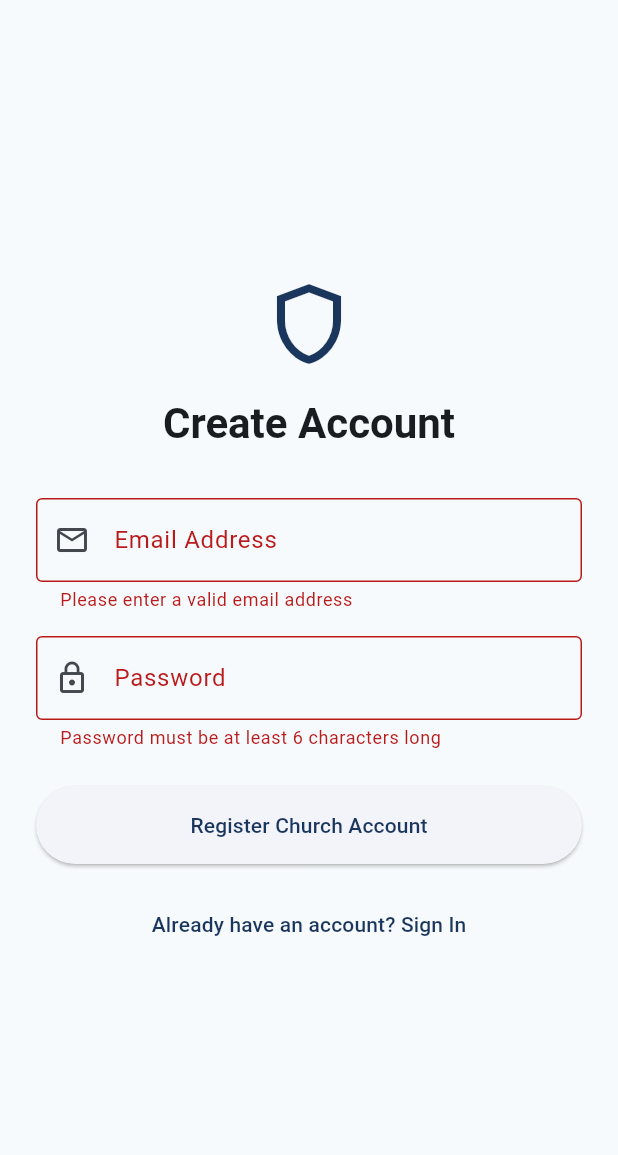
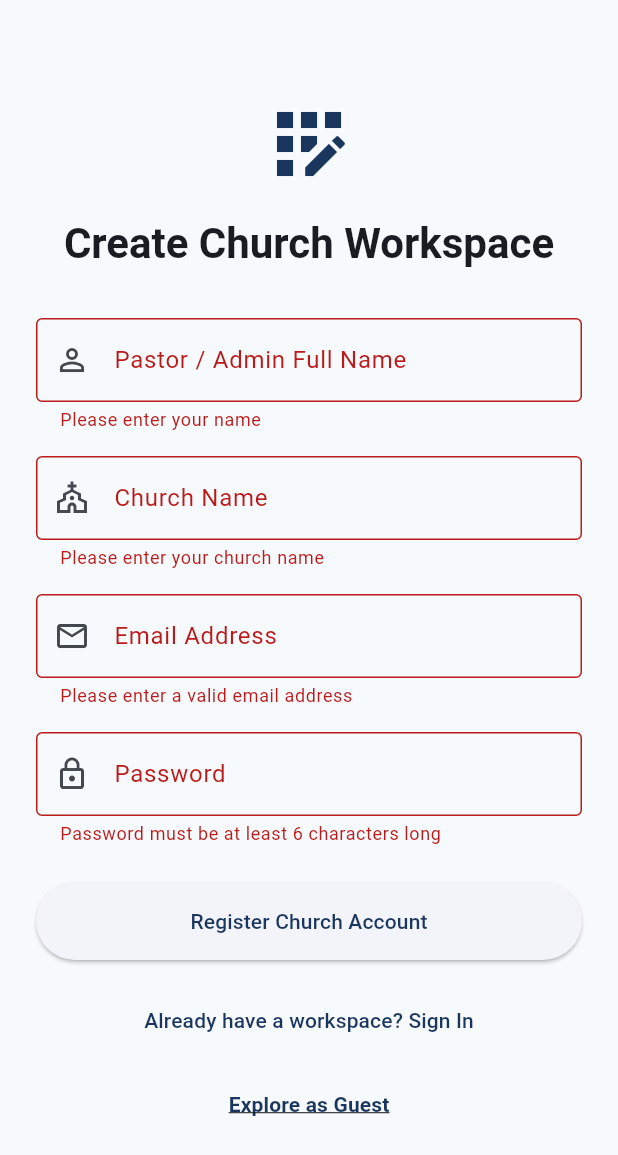
Before and after one commit to EmmanuelAbolade/church_gear, a Flutter app: the screen it shows after launch, after a tap on "Sign In", after a tap on "Need an account? Register your church", after a tap on "Register Church Account", on a phone screen of 412 x 824 dp. Shown: the top 1155 px of the screen. Run offline on Flutter 3.47's test engine with Material 3 defaults, Android fonts, the phone set to English and light mode, and no system bars; our stand-ins replace equatable, flutter_bloc, flutter_dotenv, flutter_secure_storage, supabase_flutter; accounts and stored records are empty.

Commit message:
feat: implement multi-tenant onboarding registration core data and ui layers

```diff
--- a/lib/core/theme/app_theme.dart
+++ b/lib/core/theme/app_theme.dart
@@ -58,7 +58,6 @@ class AppTheme {
         );
 
       case AppThemeMode.cathedral:
-      default:
         return _buildTheme(
           brightness: isDarkMode ? Brightness.dark : Brightness.light,
           primary: const Color(0xFF1A365D), // Deep Cathedral Navy
--- /dev/null
+++ b/lib/data/models/registration_payload.dart
@@ -0,0 +1,24 @@
+// lib/data/models/registration_payload.dart
+
+class RegistrationPayload {
+  final String pastorName;
+  final String email;
+  final String password;
+  final String churchName;
+
+  const RegistrationPayload({
+    required this.pastorName,
+    required this.email,
+    required this.password,
+    required this.churchName,
+  });
+
+  /// Automatically derives a clean, URL-safe tenant ID from the church name
+  String get derivedTenantId {
+    return churchName
+        .toLowerCase()
+        .replaceAll(RegExp(r'[^a-z0-9\s]'), '') // Strip special characters
+        .trim()
+        .replaceAll(RegExp(r'\s+'), '_');       // Convert spaces to underscores
+  }
+}
--- a/lib/logic/auth_bloc/auth_bloc.dart
+++ b/lib/logic/auth_bloc/auth_bloc.dart
@@ -2,10 +2,11 @@
 
 import 'package:flutter_bloc/flutter_bloc.dart';
 import 'package:equatable/equatable.dart';
-import 'package:flutter_secure_storage/flutter_secure_storage.dart'; // 💡 IMPORT ADDED
+import 'package:flutter_secure_storage/flutter_secure_storage.dart';
 import '../../data/models/user_session.dart';
 import '../../data/repositories/auth_repository.dart';
 import '../../data/repositories/secure_storage_service.dart';
+import '../../data/models/registration_payload.dart';
 
 // --- Events ---
 abstract class AuthEvent extends Equatable {
@@ -31,6 +32,20 @@ class LoginWithEmailRequestedEvent extends AuthEvent {
 
 class LogoutRequestedEvent extends AuthEvent {}
 
+// Event Added
+class EnterAsGuestEvent extends AuthEvent {
+  const EnterAsGuestEvent();
+}
+
+class RegisterWithTenantRequestedEvent extends AuthEvent {
+  final RegistrationPayload payload;
+
+  const RegisterWithTenantRequestedEvent({required this.payload});
+
+  @override
+  List<Object?> get props => [payload];
+}
+
 // --- States ---
 enum AuthStatus { initial, loading, authenticated, unauthenticated, error }
 
@@ -47,6 +62,10 @@ class AuthState extends Equatable {
 
   factory AuthState.initial() =>
       AuthState(session: UserSession.anonymous(), status: AuthStatus.initial);
+
+  // 💡 Factory helper added to cleanly yield an authenticated guest block
+  factory AuthState.authenticated(UserSession session) =>
+      AuthState(session: session, status: AuthStatus.authenticated);
 
   AuthState copyWith({
     UserSession? session,
@@ -73,7 +92,6 @@ class AuthBloc extends Bloc<AuthEvent, AuthState> {
     AuthRepository? authRepository,
     SecureStorageService? secureStorageService,
   }) : _authRepository = authRepository ?? SupabaseAuthRepository(),
-       // Accurately passes required FlutterSecureStorage dependency instances
        _secureStorageService =
            secureStorageService ??
            const SecureStorageService(storage: FlutterSecureStorage()),
@@ -81,6 +99,8 @@ class AuthBloc extends Bloc<AuthEvent, AuthState> {
     on<CheckAuthStatusEvent>(_onCheckAuthStatus);
     on<LoginWithEmailRequestedEvent>(_onLoginWithEmailRequested);
     on<LogoutRequestedEvent>(_onLogoutRequested);
+    on<EnterAsGuestEvent>(_onEnterAsGuest); // 💡 Listener registered
+    on<RegisterWithTenantRequestedEvent>(_onRegisterWithTenantRequested);
   }
 
   Future<void> _onCheckAuthStatus(
@@ -89,12 +109,9 @@ class AuthBloc extends Bloc<AuthEvent, AuthState> {
   ) async {
     emit(state.copyWith(status: AuthStatus.loading));
     try {
-      // Plugs into your exact string lookup method
       final cachedToken = await _secureStorageService.getAuthToken();
 
       if (cachedToken != null && cachedToken.isNotEmpty) {
-        // Since we have a valid token, create an authenticated session frame
-        // (Our upcoming repository methods or dashboard will hydrate metadata later)
         final hydratedSession = UserSession(
           userId: 'cached_verified_user',
           tenantId: 'global_shared',
@@ -134,7 +151,6 @@ class AuthBloc extends Bloc<AuthEvent, AuthState> {
         password: event.password,
       );
 
-      // Extracts string payload property to match your persist pipeline
       await _secureStorageService.persistAuthToken(liveSession.jwtToken);
 
       emit(AuthState(session: liveSession, status: AuthStatus.authenticated));
@@ -155,8 +171,6 @@ class AuthBloc extends Bloc<AuthEvent, AuthState> {
     emit(state.copyWith(status: AuthStatus.loading));
     try {
       await _authRepository.signOut();
-
-      // Plugs into your exact device removal call
       await _secureStorageService.deleteAuthToken();
 
       emit(
@@ -175,4 +189,37 @@ class AuthBloc extends Bloc<AuthEvent, AuthState> {
       );
     }
   }
+
+  // Worker logic added
+  Future<void> _onEnterAsGuest(
+    EnterAsGuestEvent event,
+    Emitter<AuthState> emit,
+  ) async {
+    emit(AuthState.authenticated(UserSession.guest()));
+  }
+
+  // 🔽 INSERT THE REGISTRATION WORKER LOGIC DIRECTLY BENEATH IT:
+  Future<void> _onRegisterWithTenantRequested(
+    RegisterWithTenantRequestedEvent event,
+    Emitter<AuthState> emit,
+  ) async {
+    emit(state.copyWith(status: AuthStatus.loading));
+    try {
+      final freshSession = await _authRepository.signUpWithTenant(payload: event.payload);
+
+      // Persist the token to secure storage if returned immediately
+      if (freshSession.jwtToken != 'awaiting_email_confirmation') {
+        await _secureStorageService.persistAuthToken(freshSession.jwtToken);
+      }
+
+      emit(AuthState(session: freshSession, status: AuthStatus.authenticated));
+    } catch (e) {
+      emit(
+        state.copyWith(
+          status: AuthStatus.error,
+          errorMessage: e.toString().replaceAll('Exception: ', ''),
+        ),
+      );
+    }
+  }
 }
--- a/lib/presentation/auth_screen.dart
+++ b/lib/presentation/auth_screen.dart
@@ -3,6 +3,7 @@
 import 'package:flutter/material.dart';
 import 'package:flutter_bloc/flutter_bloc.dart';
 import '../logic/auth_bloc/auth_bloc.dart';
+import '../data/models/registration_payload.dart';
 
 class AuthScreen extends StatefulWidget {
   const AuthScreen({super.key});
@@ -16,12 +17,18 @@ class _AuthScreenState extends State<AuthScreen> {
   final _emailController = TextEditingController();
   final _passwordController = TextEditingController();
 
+  // 💡 NEW CONTROLLERS ADDED FOR MULTI-TENANT ONBOARDING
+  final _pastorNameController = TextEditingController();
+  final _churchNameController = TextEditingController();
+
   bool _isLoginMode = true;
 
   @override
   void dispose() {
     _emailController.dispose();
     _passwordController.dispose();
+    _pastorNameController.dispose();
+    _churchNameController.dispose();
     super.dispose();
   }
 
@@ -36,9 +43,16 @@ class _AuthScreenState extends State<AuthScreen> {
         ),
       );
     } else {
-      // 💡 Registration request hooks will wire here next sprint block
-      ScaffoldMessenger.of(context).showSnackBar(
-        const SnackBar(content: Text('Registration flow initialization coming up next!')),
+      // CONNECTED DIRECTLY TO REGISTRATION PAYLOAD ENGINE
+      context.read<AuthBloc>().add(
+        RegisterWithTenantRequestedEvent(
+          payload: RegistrationPayload(
+            pastorName: _pastorNameController.text.trim(),
+            email: _emailController.text.trim(),
+            password: _passwordController.text.trim(),
+            churchName: _churchNameController.text.trim(),
+          ),
+        ),
       );
     }
   }
@@ -69,19 +83,58 @@ class _AuthScreenState extends State<AuthScreen> {
                   crossAxisAlignment: CrossAxisAlignment.stretch,
                   children: [
                     Icon(
-                      Icons.shield_outlined,
+                      _isLoginMode ? Icons.shield_outlined : Icons.app_registration_outlined,
                       size: 64,
                       color: Theme.of(context).colorScheme.primary,
                     ),
                     const SizedBox(height: 16),
                     Text(
-                      _isLoginMode ? 'Welcome to Church Gear' : 'Create Account',
+                      _isLoginMode ? 'Welcome to Church Gear' : 'Create Church Workspace',
                       textAlign: TextAlign.center,
                       style: Theme.of(context).textTheme.headlineMedium?.copyWith(
                             fontWeight: FontWeight.bold,
                           ),
                     ),
                     const SizedBox(height: 32),
+
+                    // CONDITIONAL FIELD: PASTOR'S FULL NAME
+                    if (!_isLoginMode) ...[
+                      TextFormField(
+                        controller: _pastorNameController,
+                        decoration: const InputDecoration(
+                          labelText: 'Pastor / Admin Full Name',
+                          prefixIcon: Icon(Icons.person_outline),
+                          border: OutlineInputBorder(),
+                        ),
+                        validator: (value) {
+                          if (value == null || value.trim().isEmpty) {
+                            return 'Please enter your name';
+                          }
+                          return null;
+                        },
+                      ),
+                      const SizedBox(height: 16),
+                    ],
+
+                    // CONDITIONAL FIELD: CHURCH / TENANT NAME
+                    if (!_isLoginMode) ...[
+                      TextFormField(
+                        controller: _churchNameController,
+                        decoration: const InputDecoration(
+                          labelText: 'Church Name',
+                          prefixIcon: Icon(Icons.church_outlined),
+                          border: OutlineInputBorder(),
+                        ),
+                        validator: (value) {
+                          if (value == null || value.trim().isEmpty) {
+                            return 'Please enter your church name';
+                          }
+                          return null;
+                        },
+                      ),
+                      const SizedBox(height: 16),
+                    ],
+
                     TextFormField(
                       controller: _emailController,
                       decoration: const InputDecoration(
@@ -129,16 +182,31 @@ class _AuthScreenState extends State<AuthScreen> {
                       },
                     ),
                     const SizedBox(height: 16),
+
+                    // TOGGLE MODE BUTTON BUTTON
                     TextButton(
                       onPressed: () {
                         setState(() {
                           _isLoginMode = !_isLoginMode;
                         });
                       },
-                      child: Text(
-                        _isLoginMode
-                            ? 'Need an account? Register your church'
-                            : 'Already have an account? Sign In',
+                      child: Text(_isLoginMode
+                        ? 'Need an account? Register your church'
+                        : 'Already have a workspace? Sign In'
+                      ),
+                    ),
+
+                    const SizedBox(height: 8),
+                    TextButton(
+                      onPressed: () {
+                        context.read<AuthBloc>().add(const EnterAsGuestEvent());
+                      },
+                      child: const Text(
+                        'Explore as Guest',
+                        style: TextStyle(
+                          decoration: TextDecoration.underline,
+                          fontWeight: FontWeight.w600,
+                        ),
                       ),
                     ),
                   ],
```
Also changed, not shown: lib/data/repositories/auth_repository.dart (+41 -0 lines), 2 other files.
